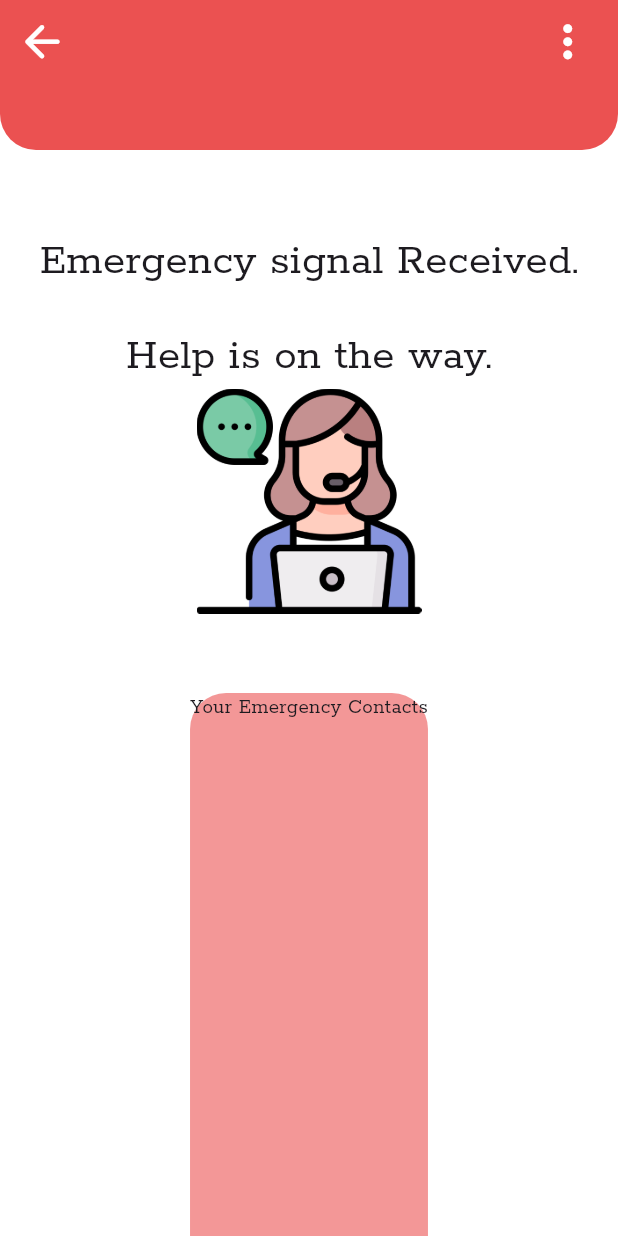
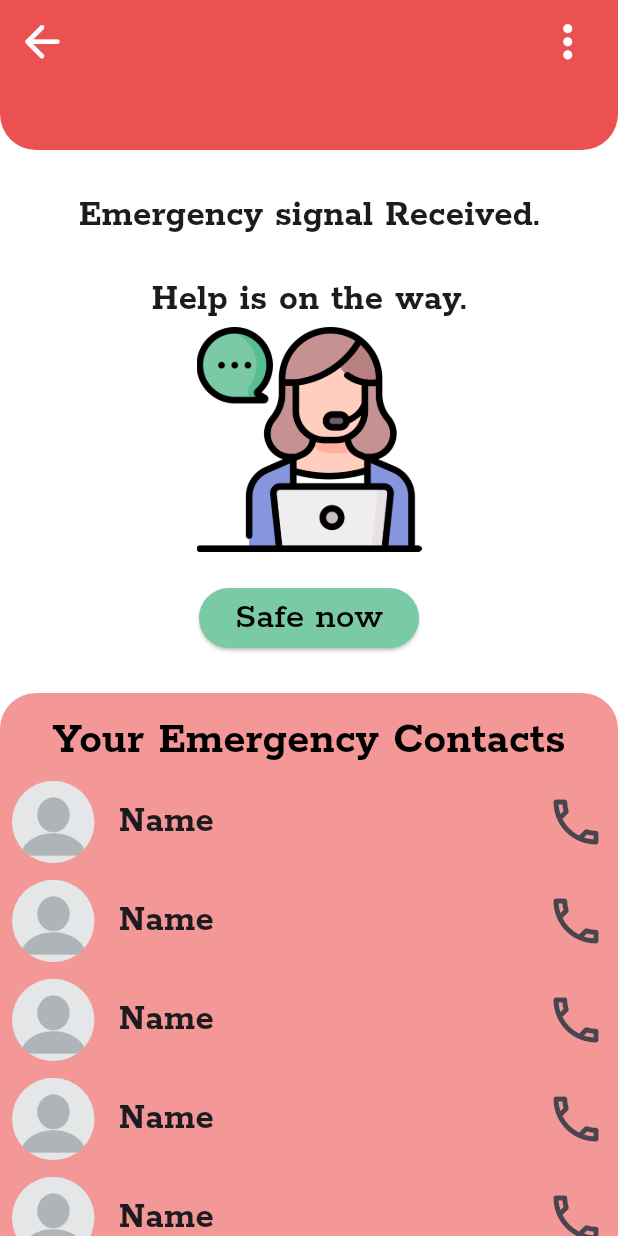
Before and after one commit to NoOne6268/csrs, a Flutter app: the SosScreen screen opened by its route, on a phone screen of 412 x 824 dp. Run offline on Flutter 3.47's test engine with Material 3 defaults, Android fonts, the light colour scheme and no system bars; our stand-ins replace circular_countdown_timer, cloud_firestore, firebase_auth, firebase_core, firebase_messaging, flutter_local_notifications and 7 more; missing offline and left inert: app_settings, dart:html, flutter_phone_direct_caller, home_widget, onesignal_flutter and 1 more; accounts and stored records are empty; statements that could not run were skipped; project files that could hold a hidden picture were left out.

Commit message:
added contact page

```diff
--- a/lib/main.dart
+++ b/lib/main.dart
@@ -1,3 +1,4 @@
+import 'package:csrs/pages/contacts.dart';
 import 'package:csrs/pages/otpVerification.dart';
 import 'package:csrs/pages/profile_image.dart';
 import 'package:csrs/pages/sos.dart';
@@ -22,7 +23,7 @@ final GoRouter _router = GoRouter(
     GoRoute(
       path: '/',
       builder: (BuildContext context, GoRouterState state) {
-        return const WelcomeScreen();
+        return const ContactScreen();
       },
       routes: <RouteBase>[
         GoRoute(
@@ -75,11 +76,17 @@ final GoRouter _router = GoRouter(
               );
             }),
         GoRoute(
-            path: 'profile',
-            name: 'profile',
-            builder: (BuildContext context, GoRouterState state) {
-              return const ProfileImage();
-            })
+          path: 'profile',
+          builder: (BuildContext context, GoRouterState state) {
+            return const ProfileImage();
+          },
+        ),
+        GoRoute(
+          path: 'contacts',
+          builder: (BuildContext context, GoRouterState state) {
+            return const ContactScreen();
+          },
+        ),
       ],
     ),
   ],
--- a/lib/pages/sos.dart
+++ b/lib/pages/sos.dart
@@ -64,13 +64,27 @@ class _SosScreenState extends State<SosScreen> {
                   ksosText(
                     showText: 'Emergency signal Received.',
                   ),
-                  const SizedBox(height: 20,),
+                  SizedBox(height: 20,),
                   ksosText(
                     showText: 'Help is on the way.',
                   ),
                   Image.asset(
                     'assets/help.png',
                     height: 150,
+                  ),
+                  SizedBox(height: 20,),
+                  ElevatedButton(
+                    style: ElevatedButton.styleFrom(
+                      backgroundColor: Color(0xFF7ACAA6),
+                    ),
+                    onPressed: () {},
+                    child: Text(
+                      'Safe now',
+                      style: TextStyle(
+                        color: Colors.black,
+                        fontSize: 25,
+                      ),
+                    ),
                   ),
                 ],
               ),
@@ -86,8 +100,25 @@ class _SosScreenState extends State<SosScreen> {
                 ),
                 child: Column(
                   children: [
-                    Text('Your Emergency Contacts'),
-
+                    Padding(
+                      padding: const EdgeInsets.only(top: 10.0),
+                      child: Center(
+                        child: Text(
+                          'Your Emergency Contacts',
+                          style: kHighlightTextStyle,
+                        ),
+                      ),
+                    ),
+                    Expanded(
+                      child: ListView.builder(
+                        scrollDirection: Axis.vertical,
+                        itemCount: 5,
+                        itemBuilder: (BuildContext context, int index) {
+                          return kContactTile(
+                              name: 'Name', imageUri: null, phoneNo: '1234567890');
+                        },
+                      ),
+                    ),
                   ],
                 ),
               ),
@@ -97,4 +128,6 @@ class _SosScreenState extends State<SosScreen> {
       ),
     );
   }
+
+
 }
--- a/lib/utils/custom_widgets.dart
+++ b/lib/utils/custom_widgets.dart
@@ -1,4 +1,5 @@
 import 'package:flutter/material.dart';
+import 'package:flutter_phone_direct_caller/flutter_phone_direct_caller.dart';
 
 class HorizontalOrLine extends StatelessWidget {
   const HorizontalOrLine({
@@ -183,7 +184,8 @@ Text ksosText({required String showText}) {
   return Text(
     showText,
     style: const TextStyle(
-      fontSize: 30,
+      fontSize: 25.0,
+      fontWeight: FontWeight.bold,
     ),
   );
 }
@@ -234,3 +236,50 @@ class Step extends StatelessWidget {
     );
   }
 }
+
+Padding kContactTile({required String name, required Uri? imageUri, required String phoneNo}) {
+  return Padding(
+    padding: const EdgeInsets.symmetric(vertical: 5.0),
+    child: Row(
+      children: [
+        Padding(
+          padding: const EdgeInsets.symmetric(horizontal: 8.0),
+          child: ClipRRect(
+            borderRadius: BorderRadius.circular(50),
+            child: (imageUri == null ? Image.asset(
+            'assets/static_profile.png',
+                height: 55,
+            ) : Image.network(imageUri.toString())),
+          ),
+        ),
+        Expanded(
+          child: Padding(
+            padding: const EdgeInsets.symmetric(horizontal: 8.0),
+            child: Text(
+              name,
+              style: const TextStyle(
+                fontSize: 25,
+                fontWeight: FontWeight.bold,
+              ),
+            ),
+          ),
+        ),
+        IconButton(
+          icon: const Icon(
+            Icons.call_outlined,
+            size: 40,
+          ),
+          onPressed: () async {
+            bool? res = await FlutterPhoneDirectCaller.callNumber(phoneNo);
+          },
+        ),
+      ],
+    ),
+  );
+}
+
+List<Padding> contacts = [
+  kContactTile(name: 'Name', imageUri: null, phoneNo: '1234567890'),
+  kContactTile(name: 'Name', imageUri: null, phoneNo: '1234567890'),
+  kContactTile(name: 'Name', imageUri: null, phoneNo: '1234567890'),
+];
--- a/pubspec.yaml
+++ b/pubspec.yaml
@@ -60,6 +60,7 @@ dependencies:
   image_cropper: ^4.0.1
   image_picker: ^1.0.7
   flutter_native_contact_picker: ^0.0.6
+  flutter_phone_direct_caller: ^2.1.1
 
 dev_dependencies:
   flutter_test:
```
Also changed, not shown: lib/pages/contacts.dart (added, +120 -0 lines), lib/pages/home.dart (+2 -10 lines), lib/utils/user.dart (+6 -1 lines), assets/static_profile.png (added), pubspec.lock.
